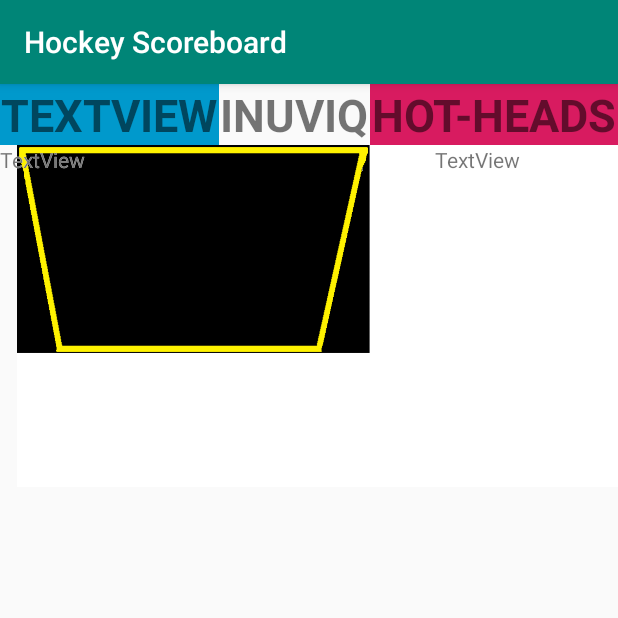
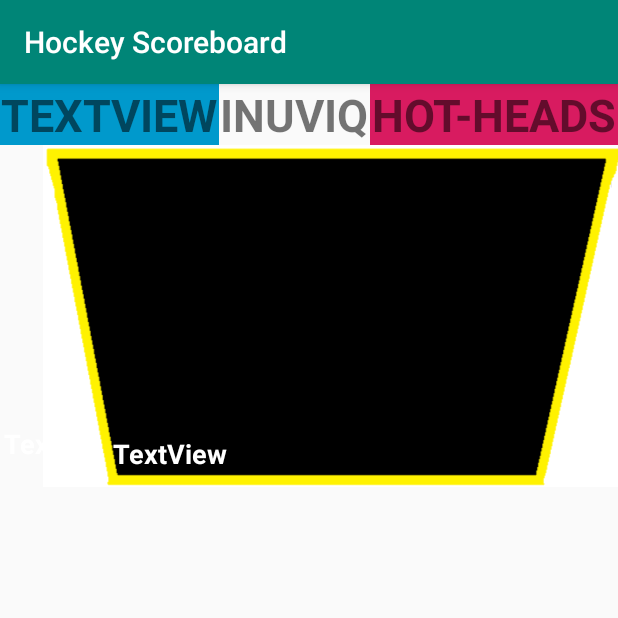
Before and after one commit to pbsi2/HockeyScoreboard, an Android app: the screen it shows after launch (MainActivity), on a phone screen of 412 x 824 dp, the top half of it. Run offline under Robolectric (Android 15) with nearby library versions, the phone set to English and light mode, and no system bars.

Commit message:
Second iteration

```diff
--- a/app/src/main/res/layout/activity_main.xml
+++ b/app/src/main/res/layout/activity_main.xml
@@ -61,33 +61,54 @@
 
         <ImageView
             android:id="@+id/imageView4"
-            android:layout_width="428dp"
+            android:layout_width="444dp"
             android:layout_height="228dp"
             android:layout_margin="6dp"
-            app:srcCompat="@drawable/boardbackground"
-            tools:layout_editor_absoluteX="-28dp" />
+            app:srcCompat="@drawable/untitled"
+            tools:layout_editor_absoluteX="-36dp"
+            tools:layout_editor_absoluteY="0dp" />
 
         <TextView
             android:id="@+id/textView4"
-            android:layout_width="wrap_content"
+            android:layout_width="58dp"
             android:layout_height="29dp"
+            android:layout_marginBottom="12dp"
+            android:gravity="center_vertical|center_horizontal"
             android:paddingBottom="8dp"
             android:text="TextView"
             android:textColor="@android:color/background_light"
-            tools:layout_editor_absoluteX="167dp" />
+            android:textSize="18sp"
+            android:textStyle="bold"
+            app:layout_constraintBottom_toBottomOf="@+id/imageView4"
+            tools:layout_editor_absoluteX="163dp" />
 
         <TextView
             android:id="@+id/textView5"
-            android:layout_width="114dp"
+            android:layout_width="103dp"
             android:layout_height="30dp"
-            android:text="TextView" />
+            android:layout_marginEnd="4dp"
+            android:layout_marginBottom="12dp"
+            android:gravity="center_vertical|center_horizontal"
+            android:text="TextView"
+            android:textColor="@android:color/background_light"
+            android:textSize="18sp"
+            android:textStyle="bold"
+            app:layout_constraintBottom_toBottomOf="@+id/imageView4"
+            app:layout_constraintEnd_toStartOf="@+id/textView4" />
 
         <TextView
             android:id="@+id/textView6"
-            android:layout_width="114dp"
-            android:layout_height="30dp"
+            android:layout_width="93dp"
+            android:layout_height="28dp"
             android:layout_margin="8dp"
+            android:layout_marginStart="4dp"
+            android:layout_marginBottom="16dp"
+            android:gravity="center_vertical|center_horizontal"
             android:text="TextView"
-            app:layout_constraintEnd_toEndOf="parent" />
+            android:textColor="@android:color/background_light"
+            android:textSize="18sp"
+            android:textStyle="bold"
+            app:layout_constraintBottom_toBottomOf="@+id/imageView4"
+            app:layout_constraintStart_toEndOf="@+id/textView4" />
     </android.support.constraint.ConstraintLayout>
 </LinearLayout>
```
